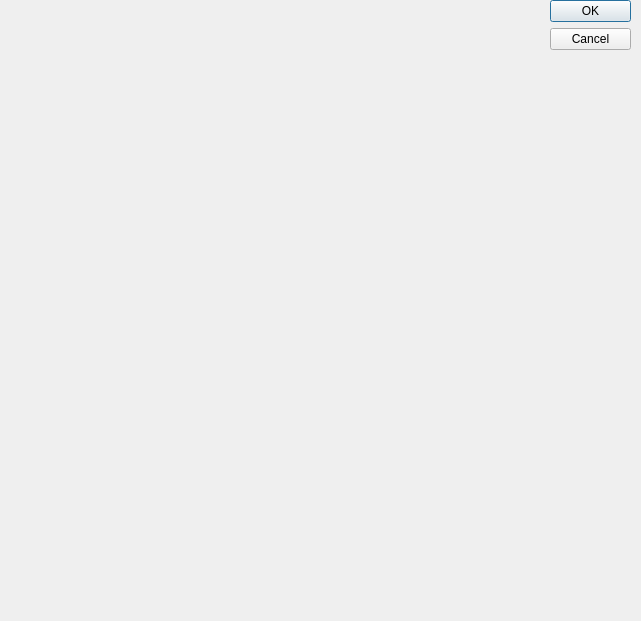
Old version of the form gui/forms/simulation_dialog.ui in the repository biel-wro/SimBaD.
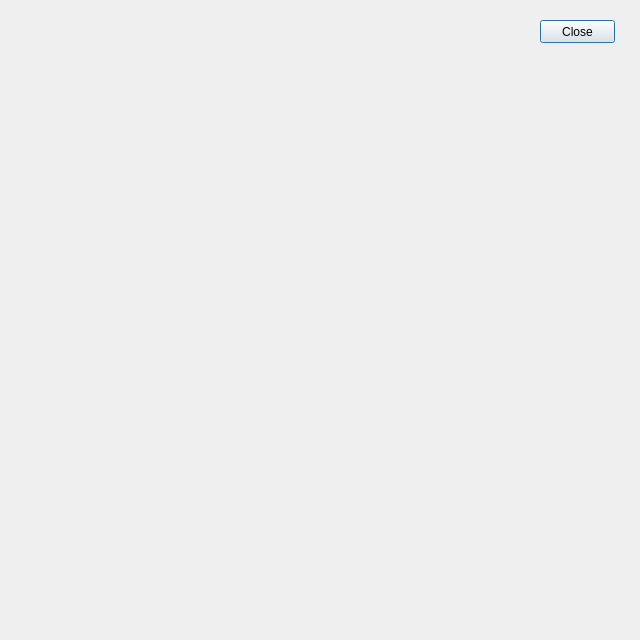
New version of the form. Custom widgets are drawn as their Qt base class.

Commit message: You can find approach to add new events in "File"-> "New File (Model)" -> button "Edit new event". It can be generalized (but we will need 2 new additional combo_boxes and some new properties). Next step can be "devision of 1 particle (it is not hard to realize but we will need the additional combo_box with influence of other particles and mutual influence on distributions).

```diff
--- a/gui/forms/simulation_dialog.ui
+++ b/gui/forms/simulation_dialog.ui
@@ -2,25 +2,17 @@
 <ui version="4.0">
  <class>Simulation_Dialog</class>
  <widget class="QDialog" name="Simulation_Dialog">
+  <property name="geometry">
+   <rect>
+    <x>0</x>
+    <y>0</y>
+    <width>640</width>
+    <height>640</height>
+   </rect>
+  </property>
   <property name="windowTitle">
    <string>Dialog</string>
   </property>
-  <widget class="QDialogButtonBox" name="buttonBox">
-   <property name="geometry">
-    <rect>
-     <x>550</x>
-     <y>0</y>
-     <width>81</width>
-     <height>621</height>
-    </rect>
-   </property>
-   <property name="orientation">
-    <enum>Qt::Vertical</enum>
-   </property>
-   <property name="standardButtons">
-    <set>QDialogButtonBox::Cancel|QDialogButtonBox::Ok</set>
-   </property>
-  </widget>
   <widget class="My_GLWidget" name="widget" native="true">
    <property name="geometry">
     <rect>
@@ -31,6 +23,19 @@
     </rect>
    </property>
   </widget>
+  <widget class="QPushButton" name="pushButton">
+   <property name="geometry">
+    <rect>
+     <x>540</x>
+     <y>20</y>
+     <width>75</width>
+     <height>23</height>
+    </rect>
+   </property>
+   <property name="text">
+    <string>Close</string>
+   </property>
+  </widget>
  </widget>
  <customwidgets>
   <customwidget>
```
Left out of the diff: 30 changed lines with no effect on the pictures. The commit also changes 10 other files.
